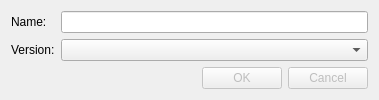
Above: createdialog.ui from tasgon/MinetestLauncher before the change. Below: the same form after it.
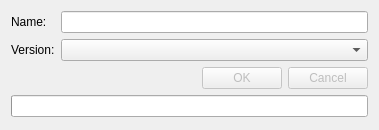
That is the form after the change.

Commit message: revamping creation

What changed in the file:
```diff
--- a/createdialog.ui
+++ b/createdialog.ui
@@ -7,7 +7,7 @@
     <x>0</x>
     <y>0</y>
     <width>379</width>
-    <height>98</height>
+    <height>130</height>
    </rect>
   </property>
   <property name="sizePolicy">
@@ -56,6 +56,22 @@
      </property>
     </widget>
    </item>
+   <item row="4" column="0" colspan="2">
+    <widget class="QProgressBar" name="progressBar">
+     <property name="value">
+      <number>0</number>
+     </property>
+     <property name="alignment">
+      <set>Qt::AlignCenter</set>
+     </property>
+     <property name="textVisible">
+      <bool>true</bool>
+     </property>
+     <property name="format">
+      <string/>
+     </property>
+    </widget>
+   </item>
   </layout>
  </widget>
  <resources/>
```
Left out of the diff: 10 changed lines with no effect on the pictures. The commit also changes 1 other file.
